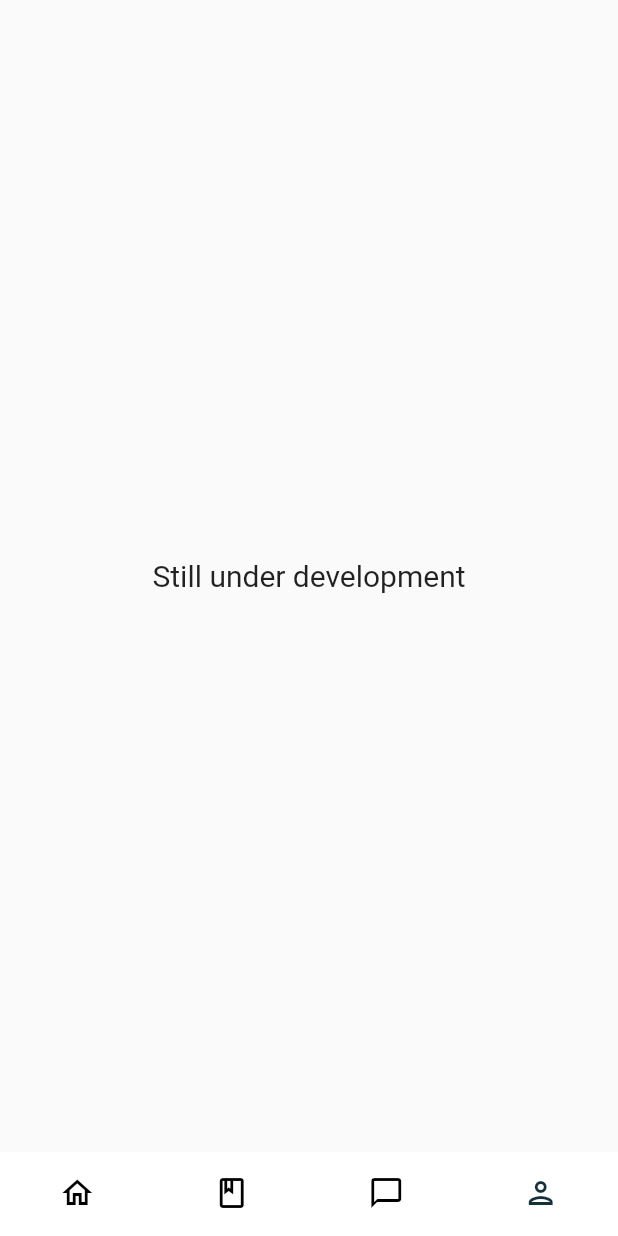
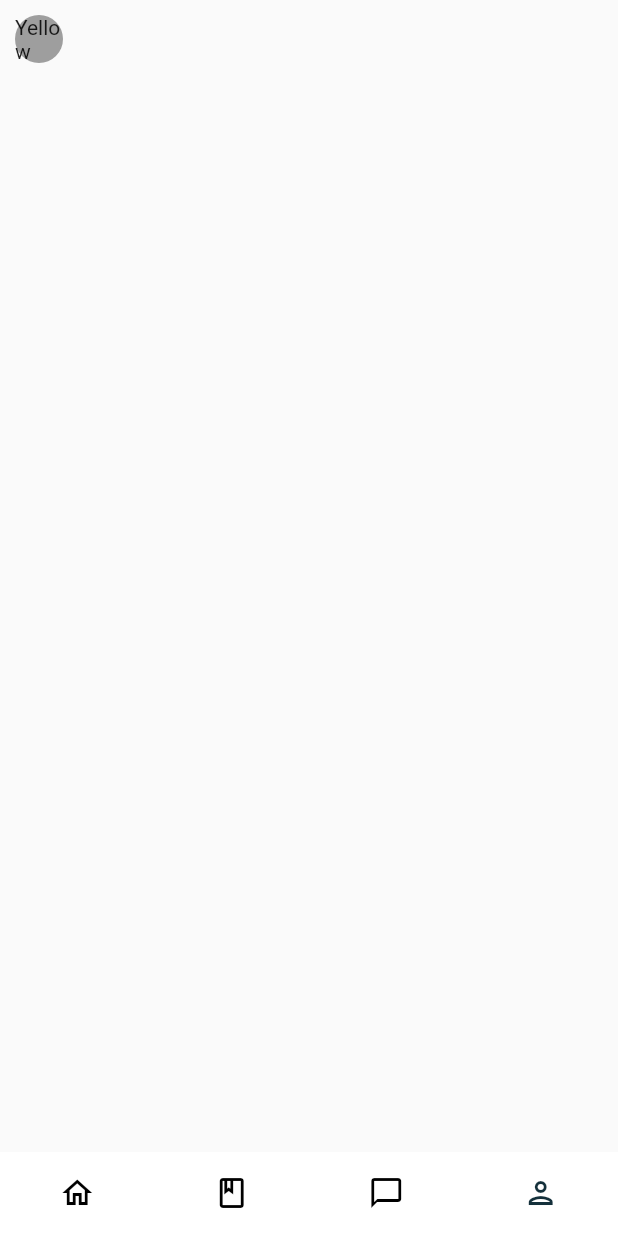
Before and after one commit to naufalhakim23/medicare_uiredesign, a Flutter app: the screen it shows after launch, item 4 of the bottom bar chosen, on a phone screen of 412 x 824 dp. Run offline on Flutter 3.47's test engine with Material 2 defaults, Android fonts, the phone set to English and light mode, and no system bars; our stand-ins replace flutter_screenutil, get.

Commit message:
Adding account page dummy

```diff
--- a/lib/pages/account/account_page.dart
+++ b/lib/pages/account/account_page.dart
@@ -1,3 +1,4 @@
+import 'package:Medicare/pages/account/accountlistview.dart';
 import 'package:flutter/material.dart';
 import 'package:get/get.dart';
 
@@ -8,11 +9,13 @@ class AccountPage extends GetView<AccountController> {
   Widget build(BuildContext context) {
     return Scaffold(
       body: Container(
-        child: Center(
-            child: Text(
-          "Still under development",
-          style: TextStyle(fontSize: 20),
-        )),
+        child: SingleChildScrollView(
+          physics: BouncingScrollPhysics(),
+          child: Column(
+            mainAxisAlignment: MainAxisAlignment.start,
+            children: <Widget>[AccountListOpt()],
+          ),
+        ),
       ),
     );
   }
--- /dev/null
+++ b/lib/pages/account/accountlistview.dart
@@ -0,0 +1,39 @@
+import 'package:flutter/material.dart';
+import 'package:flutter/widgets.dart';
+
+class AccountListOpt extends StatefulWidget {
+  @override
+  _AccountListOptState createState() => _AccountListOptState();
+}
+
+class _AccountListOptState extends State<AccountListOpt> {
+  @override
+  Widget build(BuildContext context) {
+    return Padding(
+      padding: EdgeInsets.all(10),
+      child: Row(
+        mainAxisAlignment: MainAxisAlignment.spaceBetween,
+        crossAxisAlignment: CrossAxisAlignment.center,
+        children: [
+          Row(
+            children: <Widget>[
+              Container(
+                width: 32,
+                height: 32,
+                decoration: BoxDecoration(
+                  borderRadius: BorderRadius.circular(20),
+                  color: Colors.grey,
+                ),
+                child: Center(
+                  child: Text("Yellow help pls"),
+                ),
+              ),
+            ],
+          ),
+        ],
+      ),
+    );
+    // TODO: implement build
+    throw UnimplementedError();
+  }
+}
```
